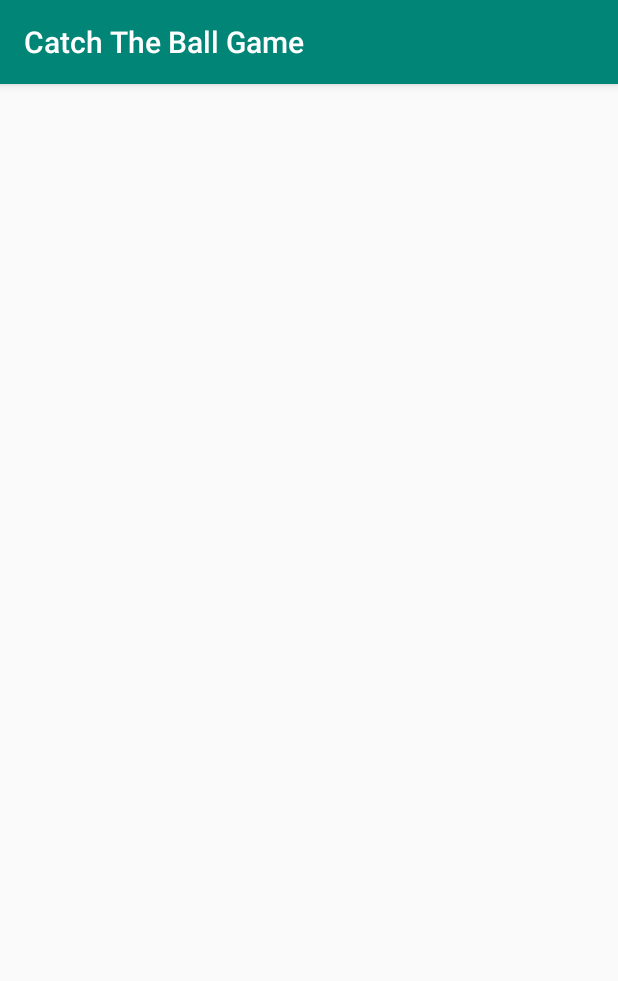
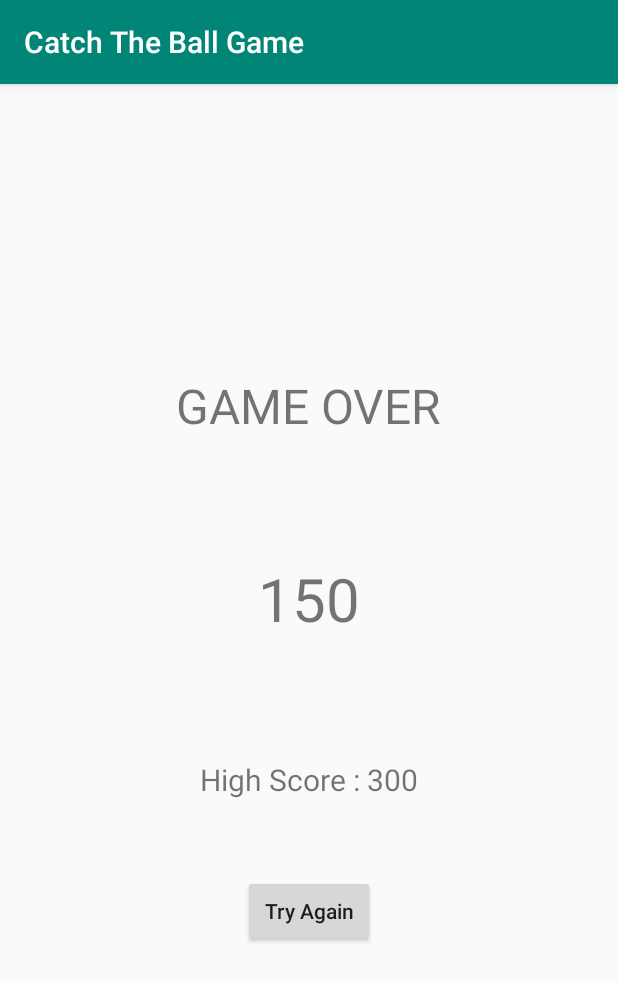
Before and after one commit to alessanderleite/CatchTheBallGame, an Android app: the Result screen opened directly, with no data from a screen before it, on a phone screen of 412 x 824 dp. Shown: the top 981 px of the screen. Run offline under Robolectric (Android 15) with nearby library versions, the phone set to English and light mode, and no system bars.

Commit message:
code the activity_result layout

```diff
--- a/app/src/main/res/layout/activity_result.xml
+++ b/app/src/main/res/layout/activity_result.xml
@@ -1,9 +1,38 @@
 <?xml version="1.0" encoding="utf-8"?>
-<android.support.constraint.ConstraintLayout xmlns:android="http://schemas.android.com/apk/res/android"
-    xmlns:app="http://schemas.android.com/apk/res-auto"
+<LinearLayout xmlns:android="http://schemas.android.com/apk/res/android"
     xmlns:tools="http://schemas.android.com/tools"
     android:layout_width="match_parent"
     android:layout_height="match_parent"
+    android:orientation="vertical"
+    android:gravity="center"
     tools:context=".Result">
 
-</android.support.constraint.ConstraintLayout>
+    <TextView
+        android:layout_width="wrap_content"
+        android:layout_height="wrap_content"
+        android:text="GAME OVER"
+        android:textSize="32sp"/>
+
+    <TextView
+        android:id="@+id/scoreLabel"
+        android:layout_width="wrap_content"
+        android:layout_height="wrap_content"
+        android:text="150"
+        android:textSize="40sp"
+        android:layout_marginTop="80dp"/>
+
+    <TextView
+        android:id="@+id/highScoreLabel"
+        android:layout_width="wrap_content"
+        android:layout_height="wrap_content"
+        android:text="High Score : 300"
+        android:textSize="20sp"
+        android:layout_marginTop="80dp"/>
+
+    <Button
+        android:layout_width="wrap_content"
+        android:layout_height="wrap_content"
+        android:layout_marginTop="50dp"
+        android:text="Try Again"
+        android:textAllCaps="false"/>
+</LinearLayout>
```
